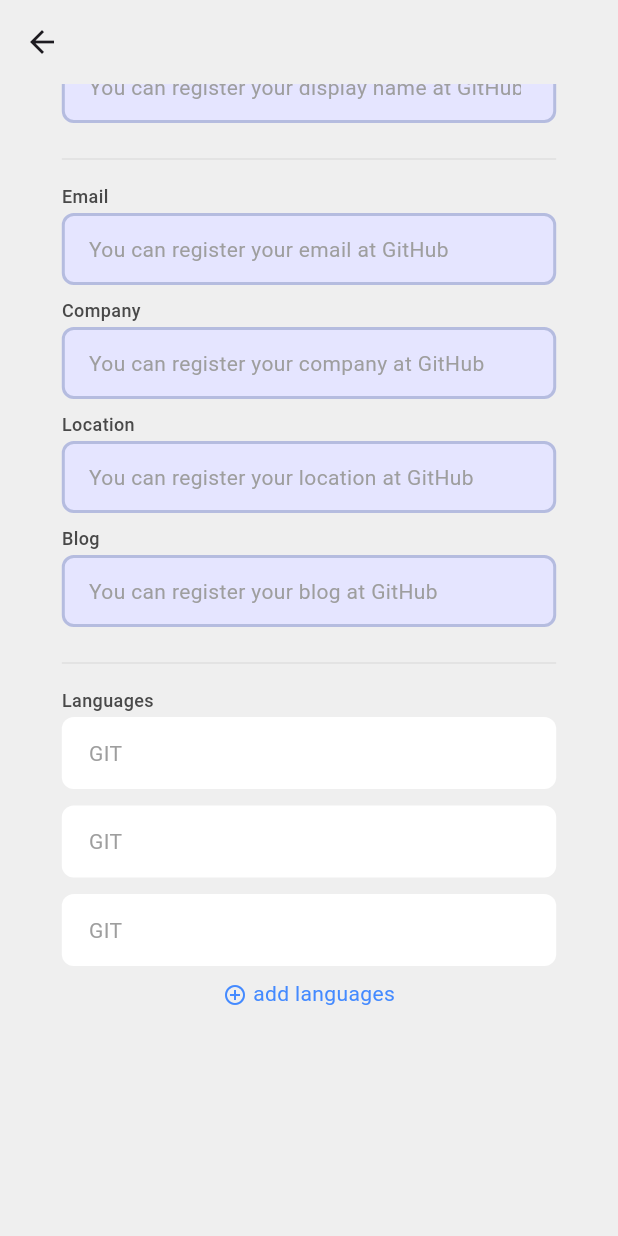
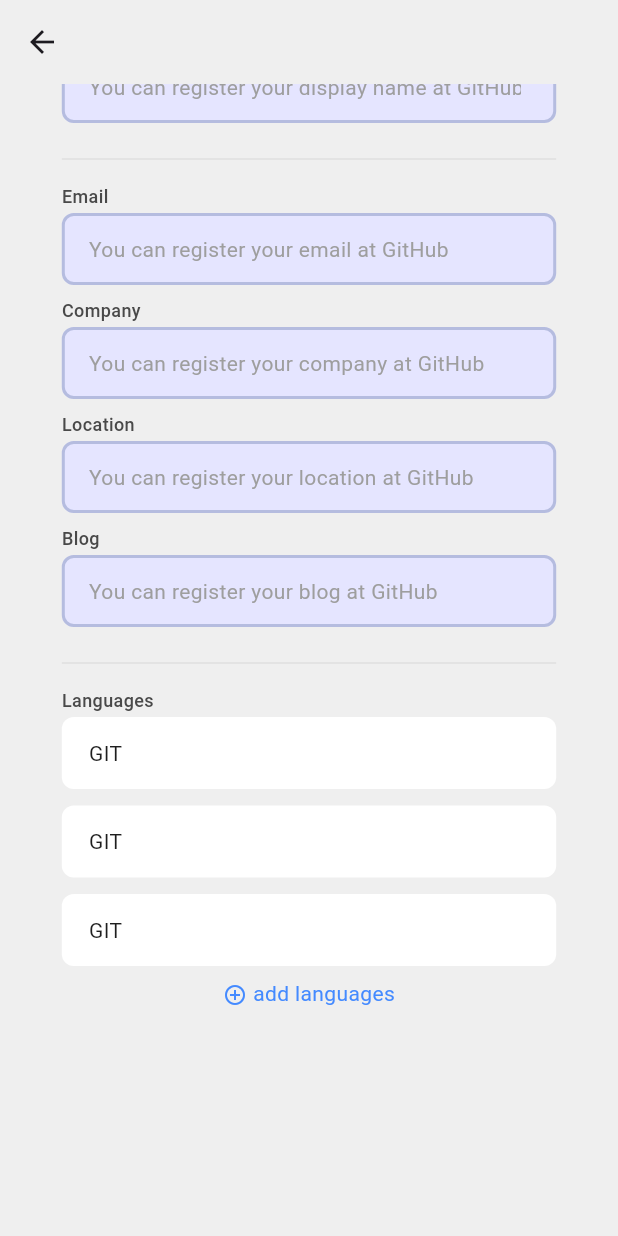
Before and after one commit to Jungin1020/Git_Hub_Card, a Flutter app: the ProfileScreen screen opened directly with empty values, scrolled down 232 dp, on a phone screen of 412 x 824 dp. Run offline on Flutter 3.47's test engine with Material 2 defaults, Android fonts, the light colour scheme and no system bars; our stand-ins replace firebase_auth, firebase_core, flutter_svg, fluttericon, freezed_annotation, go_router and 1 more; missing offline and left inert: flutter_circular_text, widget_mask; accounts and stored records are empty; generated files the repository leaves out were written again; network calls fail.

Commit message:
Fix: profile languages color 변경

```diff
--- a/lib/presentation/profile/components/profile_info_container_widget.dart
+++ b/lib/presentation/profile/components/profile_info_container_widget.dart
@@ -2,10 +2,11 @@ import 'package:flutter/material.dart';
 
 class ProfileInfoContainerWidget extends StatelessWidget {
   const ProfileInfoContainerWidget(
-      {Key? key, required this.info, required this.description})
+      {Key? key, required this.info, required this.description, this.color})
       : super(key: key);
   final String info;
   final String description;
+  final Color? color;
 
   @override
   Widget build(BuildContext context) {
@@ -56,7 +57,7 @@ class ProfileInfoContainerWidget extends StatelessWidget {
                   scrollDirection: Axis.horizontal,
                   child: Text(
                     infoString,
-                    style: const TextStyle(color: Colors.grey),
+                    style: TextStyle(color: color ?? Colors.grey),
                     softWrap: true,
                     maxLines: 1,
                     overflow: TextOverflow.ellipsis,
--- a/lib/presentation/profile/profile_screen.dart
+++ b/lib/presentation/profile/profile_screen.dart
@@ -84,6 +84,7 @@ class ProfileScreen extends StatelessWidget {
                 itemCount: state.languages.length,
                 itemBuilder: (context, index) {
                   return ProfileInfoContainerWidget(
+                      color: const Color(0xff1e1e1e),
                       info: WordSymbolSwitchUseCase()
                           .wordToSymbol(state.languages[index])
                           .toUpperCase(),
```
